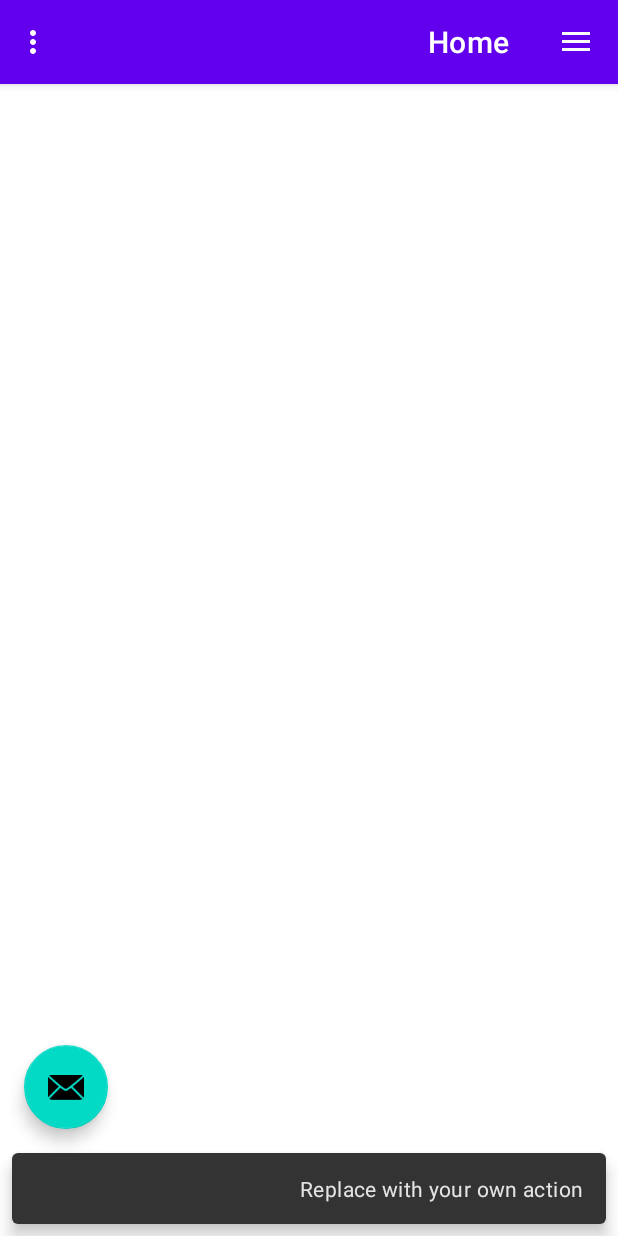
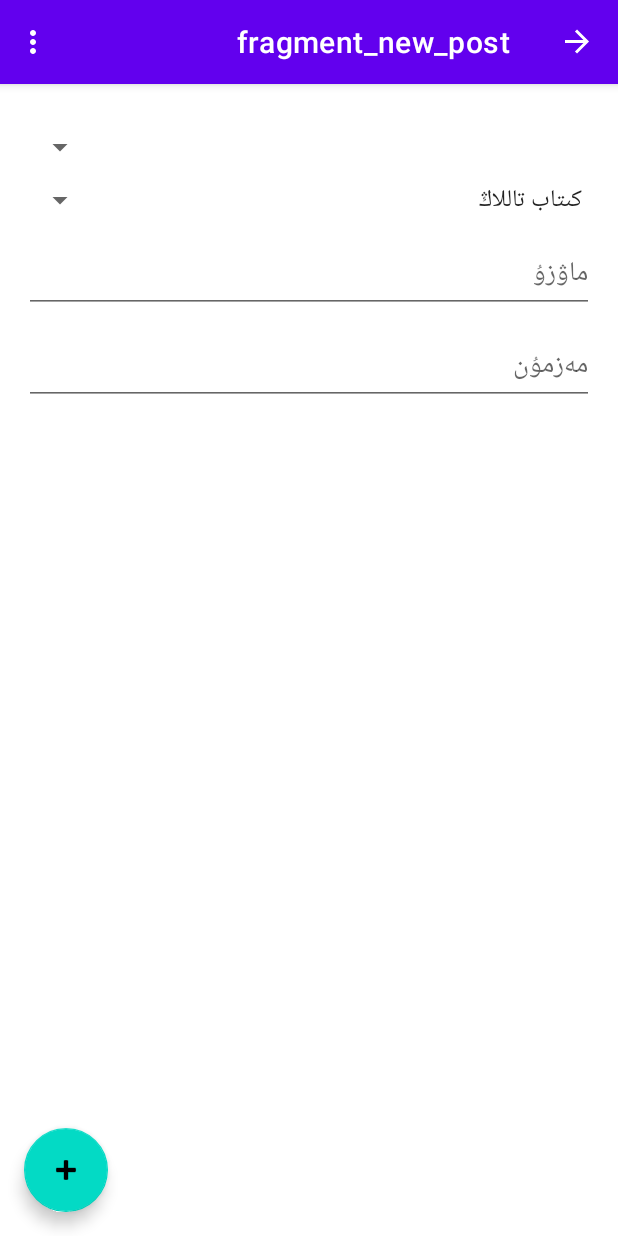
Before and after one commit to Dilmurat99/kitabhumar, an Android app: the screen it shows after launch (MainActivity), after a tap on an icon or button, on a phone screen of 412 x 824 dp. Run offline under Robolectric (Android 15) with nearby library versions, the phone set to English and light mode, and no system bars; our stand-ins replace Firebase (no records; nobody signed in at launch, a user with empty details on screens opened directly), Picasso, navigation-ui; pictures from the network do not load; 1 statement that could not run was skipped.

Commit message:
new post

```diff
--- a/app/src/main/java/com/uyghar/kitabhumar/MainActivity.kt
+++ b/app/src/main/java/com/uyghar/kitabhumar/MainActivity.kt
@@ -12,26 +12,36 @@ import androidx.navigation.ui.setupActionBarWithNavController
 import androidx.navigation.ui.setupWithNavController
 import androidx.drawerlayout.widget.DrawerLayout
 import androidx.appcompat.app.AppCompatActivity
+import androidx.navigation.fragment.findNavController
+import com.google.gson.GsonBuilder
 import com.uyghar.kitabhumar.databinding.ActivityMainBinding
+import com.uyghar.kitabhumar.models.Book
+import okhttp3.*
+import java.io.IOException
+import java.net.URL
 import java.util.*
+import kotlin.coroutines.resume
+import kotlin.coroutines.suspendCoroutine
 
 class MainActivity : AppCompatActivity() {
 
     private lateinit var appBarConfiguration: AppBarConfiguration
     private lateinit var binding: ActivityMainBinding
+    var book_array: Array<Book>? = null
 
     override fun onCreate(savedInstanceState: Bundle?) {
         super.onCreate(savedInstanceState)
 
         binding = ActivityMainBinding.inflate(layoutInflater)
         setContentView(binding.root)
+        setSupportActionBar(binding.appBarMain.toolbar)
+        getBooks()
+        binding.appBarMain.fab.setOnClickListener {
+            val bundle = Bundle()
+            bundle.putParcelableArray("book_array",book_array)
+            findNavController(R.id.nav_host_fragment_content_main).navigate(R.id.newPostFragment,bundle)
+        }
 
-        setSupportActionBar(binding.appBarMain.toolbar)
-
-        binding.appBarMain.fab.setOnClickListener { view ->
-            Snackbar.make(view, "Replace with your own action", Snackbar.LENGTH_LONG)
-                .setAction("Action", null).show()
-        }
         val drawerLayout: DrawerLayout = binding.drawerLayout
         val navView: NavigationView = binding.navView
         val navController = findNavController(R.id.nav_host_fragment_content_main)
@@ -42,6 +52,8 @@ class MainActivity : AppCompatActivity() {
                 R.id.nav_home, R.id.nav_gallery, R.id.nav_slideshow
             ), drawerLayout
         )
+
+
         setupActionBarWithNavController(navController, appBarConfiguration)
         navView.setupWithNavController(navController)
     }
@@ -58,6 +70,28 @@ class MainActivity : AppCompatActivity() {
         return createConfigurationContext(config)
     }
 
+    fun getBooks() {
+        val client = OkHttpClient()
+        val request = Request.Builder()
+            .url(URL("http://172.104.143.75:8004/api/books/"))
+            .build()
+        client.newCall(request).enqueue(
+            object: Callback {
+                override fun onFailure(call: Call, e: IOException) {
+                    e.printStackTrace()
+
+                }
+
+                override fun onResponse(call: Call, response: Response) {
+                    val json_str = response.body?.string()
+                    val gson = GsonBuilder().create()
+                    book_array = gson.fromJson(json_str, Array<Book>::class.java)
+                }
+
+            }
+        )
+    }
+
 
     override fun onCreateOptionsMenu(menu: Menu): Boolean {
         // Inflate the menu; this adds items to the action bar if it is present.
--- a/app/src/main/java/com/uyghar/kitabhumar/ui/home/HomeFragment.kt
+++ b/app/src/main/java/com/uyghar/kitabhumar/ui/home/HomeFragment.kt
@@ -39,6 +39,8 @@ import kotlin.coroutines.resume
 import kotlin.coroutines.suspendCoroutine
 import android.app.Activity
 import android.view.inputmethod.InputMethodManager
+import androidx.navigation.findNavController
+import com.uyghar.kitabhumar.MainActivity
 
 
 val auth = Firebase.auth
@@ -56,7 +58,6 @@ class HomeFragment : Fragment() {
     private lateinit var homeViewModel: HomeViewModel
     private var _binding: FragmentHomeBinding? = null
     private var slider_array: Array<Slider>? = null
-    private var book_array: Array<Book>? = null
     private var author_array: Array<Author>? = null
     private var post_array: Array<Post>? = null
     private var no = 0;
@@ -76,13 +77,13 @@ class HomeFragment : Fragment() {
 
         _binding = FragmentHomeBinding.inflate(inflater, container, false)
         binding  = _binding!!
+
         val root: View = binding.root
         GlobalScope.launch {
-            val isBooksReady = async { getBooks() }
             val isAuthorsReady = async { getAuthors() }
             val isSliderReady = async { getSlider() }
             val isPostsReady = async { getPosts() }
-            if (isBooksReady.await() && isAuthorsReady.await() && isSliderReady.await() && isPostsReady.await()) {
+            if (isAuthorsReady.await() && isSliderReady.await() && isPostsReady.await()) {
                 activity?.runOnUiThread {
                     binding.progressView.visibility = View.INVISIBLE
                     binding.recyclerView.layoutManager = LinearLayoutManager(requireContext())
@@ -93,6 +94,8 @@ class HomeFragment : Fragment() {
         getAuthors()
         getSlider()*/
         }
+
+        //this::file.isInitialized
 
 
         return root
@@ -147,31 +150,7 @@ class HomeFragment : Fragment() {
         )
     }
 
-    suspend fun getBooks(): Boolean = suspendCoroutine { res ->
-        val client = OkHttpClient()
-        val request = Request.Builder()
-            .url(URL("http://172.104.143.75:8004/api/books/"))
-            .build()
-        client.newCall(request).enqueue(
-            object: Callback {
-                override fun onFailure(call: Call, e: IOException) {
-                    e.printStackTrace()
-                    res.resume(false)
-                }
 
-                override fun onResponse(call: Call, response: Response) {
-                    val json_str = response.body?.string()
-                    val gson = GsonBuilder().create()
-                    book_array = gson.fromJson(json_str, Array<Book>::class.java)
-                    activity?.runOnUiThread {
-                        showBooks()
-                    }
-                    res.resume(true)
-                }
-
-            }
-        )
-    }
 
     suspend fun getAuthors(): Boolean = suspendCoroutine { res ->
         val client = OkHttpClient()
@@ -191,6 +170,7 @@ class HomeFragment : Fragment() {
                     author_array = gson.fromJson(json_str, Array<Author>::class.java)
                     activity?.runOnUiThread {
                         showAuthor()
+                        showBooks()
                     }
                     res.resume(true)
                 }
@@ -223,7 +203,7 @@ class HomeFragment : Fragment() {
     }
 
     fun showBooks() {
-        book_array?.forEach {
+        (activity as MainActivity).book_array?.forEach {
             val imageView = ImageView(requireContext())
             Picasso.get().load(it.image).into(imageView)
             /*imageView.tag = i
--- /dev/null
+++ b/app/src/main/java/com/uyghar/kitabhumar/ui/post/NewPostFragment.kt
@@ -0,0 +1,80 @@
+package com.uyghar.kitabhumar.ui.post
+
+import android.os.Bundle
+import androidx.fragment.app.Fragment
+import android.view.LayoutInflater
+import android.view.View
+import android.view.ViewGroup
+import android.widget.ArrayAdapter
+import com.uyghar.kitabhumar.R
+import com.uyghar.kitabhumar.databinding.FragmentHomeBinding
+import com.uyghar.kitabhumar.databinding.FragmentNewPostBinding
+import com.uyghar.kitabhumar.models.Author
+import com.uyghar.kitabhumar.models.Book
+import com.uyghar.kitabhumar.models.Post
+import com.uyghar.kitabhumar.models.Slider
+
+// TODO: Rename parameter arguments, choose names that match
+// the fragment initialization parameters, e.g. ARG_ITEM_NUMBER
+private const val ARG_PARAM1 = "param1"
+private const val ARG_PARAM2 = "param2"
+
+/**
+ * A simple [Fragment] subclass.
+ * Use the [NewPostFragment.newInstance] factory method to
+ * create an instance of this fragment.
+ */
+class NewPostFragment : Fragment() {
+    // TODO: Rename and change types of parameters
+    private var book_array: Array<Book>? = null
+    private var param2: String? = null
+
+    private var _binding: FragmentNewPostBinding? = null
+    private lateinit var binding: FragmentNewPostBinding
+
+
+    override fun onCreate(savedInstanceState: Bundle?) {
+        super.onCreate(savedInstanceState)
+        arguments?.let {
+            book_array = it.getParcelableArray("book_array") as Array<Book>
+            param2 = it.getString(ARG_PARAM2)
+        }
+    }
+
+    override fun onCreateView(
+        inflater: LayoutInflater, container: ViewGroup?,
+        savedInstanceState: Bundle?
+    ): View? {
+        _binding = FragmentNewPostBinding.inflate(inflater, container, false)
+        binding  = _binding!!
+        var book_title_array = book_array?.map { it.title }
+        var books = ArrayList<String>()
+        books.add("كىتاب تاللاڭ")
+        book_title_array?.forEach {
+            books.add(it ?: "")
+        }
+        binding.spinnerBook.adapter = ArrayAdapter<String>(requireContext(),android.R.layout.simple_spinner_item,books)
+        // Inflate the layout for this fragment
+        return binding.root
+    }
+
+    companion object {
+        /**
+         * Use this factory method to create a new instance of
+         * this fragment using the provided parameters.
+         *
+         * @param param1 Parameter 1.
+         * @param param2 Parameter 2.
+         * @return A new instance of fragment NewPostFragment.
+         */
+        // TODO: Rename and change types and number of parameters
+        @JvmStatic
+        fun newInstance(param1: String, param2: String) =
+            NewPostFragment().apply {
+                arguments = Bundle().apply {
+                    putString(ARG_PARAM1, param1)
+                    putString(ARG_PARAM2, param2)
+                }
+            }
+    }
+}
--- a/app/src/main/java/com/uyghar/kitabhumar/ui/user/VerifyFragment.kt
+++ b/app/src/main/java/com/uyghar/kitabhumar/ui/user/VerifyFragment.kt
@@ -95,7 +95,10 @@ class VerifyFragment : Fragment() {
                     val user = auth.currentUser
                     user?.let {
                         if (it.isEmailVerified) {
-                            findNavController().navigate(R.id.registerFragment)
+                            val bundle = Bundle()
+                            bundle.putString("email",email)
+                            bundle.putString("uid",it.uid)
+                            findNavController().navigate(R.id.registerFragment, bundle)
                         } else {
                             Snackbar.make(root, "ئېمەيل ئادرېسىڭىزنى تېخى دەلىللىمىدىڭىز", Snackbar.LENGTH_LONG).show()
                         }
--- a/app/src/main/res/layout/app_bar_main.xml
+++ b/app/src/main/res/layout/app_bar_main.xml
@@ -29,6 +29,6 @@
         android:layout_gravity="bottom|end"
         android:layout_marginEnd="@dimen/fab_margin"
         android:layout_marginBottom="16dp"
-        app:srcCompat="@android:drawable/ic_dialog_email" />
+        app:srcCompat="@android:drawable/ic_input_add" />
 
 </androidx.coordinatorlayout.widget.CoordinatorLayout>
--- /dev/null
+++ b/app/src/main/res/layout/fragment_new_post.xml
@@ -0,0 +1,48 @@
+<?xml version="1.0" encoding="utf-8"?>
+<androidx.constraintlayout.widget.ConstraintLayout xmlns:android="http://schemas.android.com/apk/res/android"
+    xmlns:tools="http://schemas.android.com/tools"
+    android:layout_width="match_parent"
+    android:layout_height="match_parent"
+    xmlns:app="http://schemas.android.com/apk/res-auto"
+    tools:context=".ui.post.NewPostFragment">
+    <Spinner
+        android:id="@+id/spinner_category"
+        android:layout_marginTop="30dp"
+        app:layout_constraintTop_toTopOf="parent"
+        android:layout_width="match_parent"
+        android:layout_height="wrap_content"
+        android:layout_marginStart="16dp"
+        android:layout_marginEnd="16dp"
+
+        />
+    <Spinner
+        android:id="@+id/spinner_book"
+        android:layout_marginTop="10dp"
+        app:layout_constraintTop_toBottomOf="@id/spinner_category"
+        android:layout_width="match_parent"
+        android:layout_height="wrap_content"
+        android:layout_marginStart="16dp"
+        android:layout_marginEnd="16dp"
+        />
+    <EditText
+        android:id="@+id/edit_title"
+        app:layout_constraintTop_toBottomOf="@id/spinner_book"
+        android:hint="ماۋزۇ"
+        android:layout_marginTop="10dp"
+        android:layout_width="match_parent"
+        android:layout_height="wrap_content"
+        android:layout_marginStart="16dp"
+        android:layout_marginEnd="16dp"
+        />
+    <EditText
+        android:id="@+id/edit_content"
+        android:hint="مەزمۇن"
+        app:layout_constraintTop_toBottomOf="@id/edit_title"
+        android:layout_marginTop="10dp"
+        android:layout_width="match_parent"
+        android:layout_height="wrap_content"
+        android:layout_marginStart="16dp"
+        android:layout_marginEnd="16dp"
+        />
+
+</androidx.constraintlayout.widget.ConstraintLayout>
--- a/app/src/main/res/navigation/mobile_navigation.xml
+++ b/app/src/main/res/navigation/mobile_navigation.xml
@@ -45,4 +45,9 @@
         android:id="@+id/emailFragment"
         android:name="com.uyghar.kitabhumar.ui.user.EmailFragment"
         android:label="EmailFragment" />
+    <fragment
+        android:id="@+id/newPostFragment"
+        android:name="com.uyghar.kitabhumar.ui.post.NewPostFragment"
+        android:label="fragment_new_post"
+        tools:layout="@layout/fragment_new_post" />
 </navigation>
```
Also changed, not shown: app/src/main/java/com/uyghar/kitabhumar/ui/user/EmailFragment.kt (+50 -5 lines), app/src/main/java/com/uyghar/kitabhumar/ui/user/RegisterFragment.kt (+7 -8 lines), app/src/main/java/com/uyghar/kitabhumar/ui/user/UserFragment.kt (+7 -2 lines), app/src/main/res/drawable/ic_baseline_add_24.xml (added, +10 -0 lines), app/src/main/res/layout/fragment_register.xml (+2 -12 lines).
